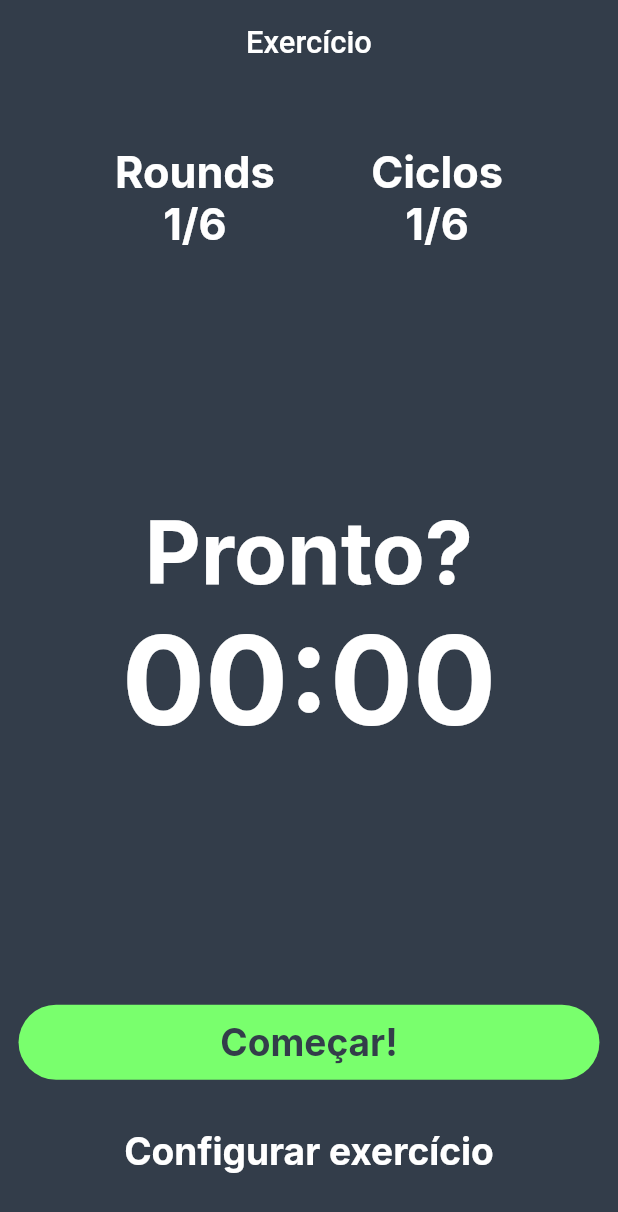
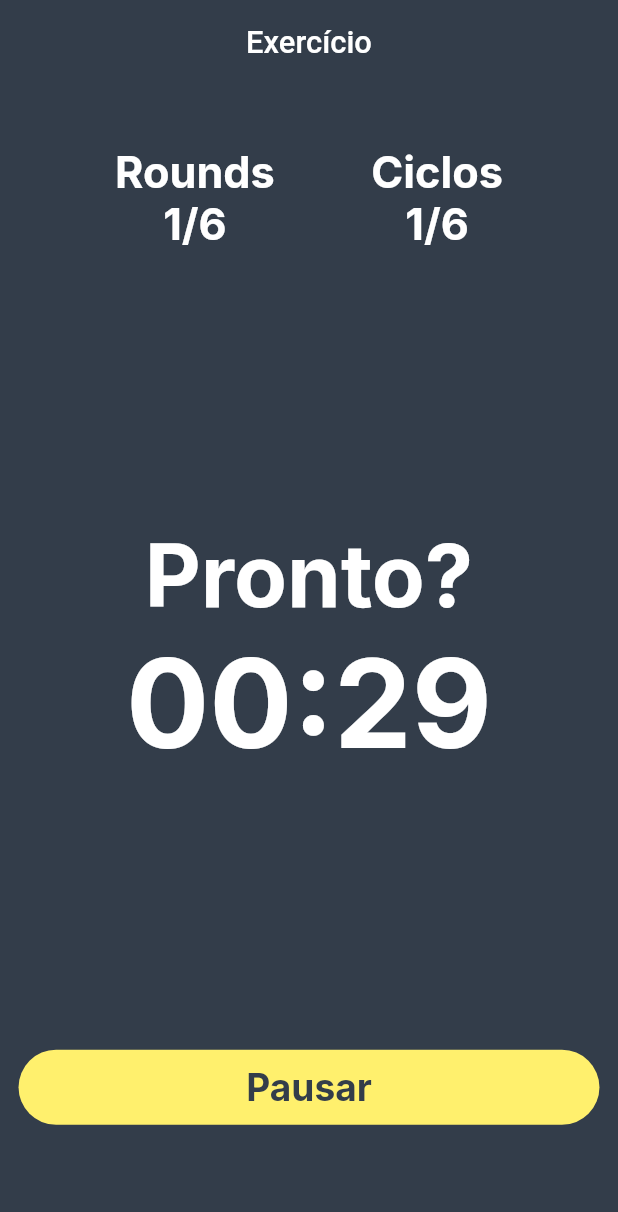
Before and after one commit to barreto0/meu_hiit, a Flutter app: the screen it shows after launch, after a tap on "Começar!", on a phone screen of 412 x 824 dp. Shown: the top 1212 px of the screen. Run offline on Flutter 3.47's test engine with Material 2 defaults, Android fonts, the phone set to English and light mode, and no system bars; our stand-ins replace flutter_mobx, flutter_modular, google_fonts, mobx; generated files the repository leaves out were written again.

```diff
--- a/lib/app/modules/commom_widgets/meu_hiit_button.dart
+++ b/lib/app/modules/commom_widgets/meu_hiit_button.dart
@@ -6,11 +6,13 @@ class MeuHiitButton extends StatefulWidget {
   final double width;
   final Function() onPressed;
   final String label;
+  final String color;
   const MeuHiitButton({
     Key? key,
     required this.width,
     required this.onPressed,
     required this.label,
+    required this.color,
   }) : super(key: key);
 
   @override
@@ -25,7 +27,7 @@ class _MeuHiitButtonState extends State<MeuHiitButton> {
       child: TextButton(
         onPressed: widget.onPressed,
         style: TextButton.styleFrom(
-            backgroundColor: HexColor.fromHex('#79FF6D'),
+            backgroundColor: HexColor.fromHex(widget.color),
             elevation: 0,
             shape:
                 RoundedRectangleBorder(borderRadius: BorderRadius.circular(30)),
--- a/lib/app/modules/home/home_page_view.dart
+++ b/lib/app/modules/home/home_page_view.dart
@@ -1,4 +1,5 @@
 import 'package:flutter/material.dart';
+import 'package:flutter_mobx/flutter_mobx.dart';
 import 'package:meu_hiit/app/modules/commom_widgets/meu_hiit_appbar.dart';
 import 'package:meu_hiit/app/modules/helpers/color_helper.dart';
 import 'package:meu_hiit/app/modules/helpers/screen_helper.dart';
@@ -18,7 +19,8 @@ class HomePageView extends HomePageViewModel {
           padding: EdgeInsets.symmetric(
               horizontal: ScreenHelper.screenWidthPercentage(context, 3),
               vertical: ScreenHelper.screenHeightPercentage(context, 5)),
-        child: Column(
+          child: Observer(builder: (builder) {
+            return Column(
               mainAxisAlignment: MainAxisAlignment.spaceBetween,
               children: [
                 Row(
@@ -35,19 +37,16 @@ class HomePageView extends HomePageViewModel {
                 const ExerciseClock(),
                 Column(
                   children: [
-                MeuHiitButton(
-                    width: ScreenHelper.screenWidth(context),
-                    onPressed: () {},
-                    label: 'Começar!'),
+                    getExerciseButton(),
                     SizedBox(
                       height: ScreenHelper.screenHeightPercentage(context, 4),
                     ),
-                const ConfigureExercise()
+                    showConfigureExercise()
                   ],
                 )
               ],
-        ),
-      ),
+            );
+          })),
     );
   }
 }
--- a/lib/app/modules/home/home_page_view_model.dart
+++ b/lib/app/modules/home/home_page_view_model.dart
@@ -1,9 +1,49 @@
 import 'package:flutter/material.dart';
 import 'package:flutter_modular/flutter_modular.dart';
 import 'package:meu_hiit/app/modules/home/home_store.dart';
+import 'package:meu_hiit/app/modules/home/widgets/configure_exercise/configure_exercise.dart';
 
+import '../commom_widgets/meu_hiit_button.dart';
+import '../helpers/screen_helper.dart';
 import 'home_page.dart';
 
 abstract class HomePageViewModel extends State<HomePage> {
   HomeStore homeStore = Modular.get<HomeStore>();
+
+  Widget showConfigureExercise() {
+    if (homeStore.exerciseStarted || homeStore.exercisePaused) {
+      return Container();
+    }
+    return const ConfigureExercise();
+  }
+
+  Widget getExerciseButton() {
+    String label = homeStore.getExerciseButtonConfig()['label'];
+    String color = homeStore.getExerciseButtonConfig()['color'];
+    int state = homeStore.getExerciseButtonConfig()['state'];
+    return MeuHiitButton(
+      width: ScreenHelper.screenWidth(context),
+      onPressed: () {
+        switch (state) {
+          case 0:
+            //idle
+            homeStore.startTimer();
+            break;
+          case 1:
+            //rolando
+            homeStore.pauseTimer();
+            break;
+          case 2:
+            //pausado
+            homeStore.continueTimer();
+            break;
+          case 3:
+            //acabou
+            break;
+        }
+      },
+      label: label,
+      color: color,
+    );
+  }
 }
--- a/lib/app/modules/home/home_store.dart
+++ b/lib/app/modules/home/home_store.dart
@@ -1,3 +1,5 @@
+import 'dart:async';
+
 import 'package:mobx/mobx.dart';
 
 part 'home_store.g.dart';
@@ -5,10 +7,93 @@ part 'home_store.g.dart';
 class HomeStore = HomeStoreBase with _$HomeStore;
 
 abstract class HomeStoreBase with Store {
+  Timer? timer;
+
   @observable
-  int counter = 0;
+  bool exerciseStarted = false;
 
-  Future<void> increment() async {
-    counter = counter + 1;
+  @observable
+  bool exercisePaused = false;
+
+  @observable
+  bool exerciseEnded = false;
+
+  @observable
+  int exerciseTimer = 30;
+
+  @observable
+  int restTimer = 30;
+
+  @action
+  void startTimer() {
+    exerciseStarted = true;
+    const oneSec = Duration(seconds: 1);
+    timer = Timer.periodic(
+      oneSec,
+      (Timer timer) {
+        if (exerciseTimer == 0) {
+          timer.cancel();
+          exerciseStarted = false;
+          exerciseEnded = true;
+        } else {
+          exerciseTimer--;
+        }
+      },
+    );
+  }
+
+  @action
+  void pauseTimer() {
+    exercisePaused = true;
+    timer?.cancel();
+  }
+
+  @action
+  void continueTimer() {
+    exercisePaused = false;
+    startTimer();
+  }
+
+  Map getExerciseButtonConfig() {
+    Map buttonConfig = {'label': 'Começar!', 'color': '#79FF6D', 'state': 0};
+    if (exerciseStarted && !exerciseEnded && !exercisePaused) {
+      //exercicio rolando
+      return buttonConfig = {'label': 'Pausar', 'color': '#FFF06D', 'state': 1};
+    }
+    if (exerciseStarted && !exerciseEnded && exercisePaused) {
+      //exercicio pausado
+      return buttonConfig = {
+        'label': 'Retomar',
+        'color': '#FFF06D',
+        'state': 2
+      };
+    }
+    if (!exerciseStarted && exerciseEnded && !exercisePaused) {
+      //exercicio acabou
+      return buttonConfig = {
+        'label': 'Recomeçar',
+        'color': '#79FF6D',
+        'state': 3
+      };
+    }
+    return buttonConfig;
+  }
+
+  String formatExerciseTimer() {
+    if (exerciseTimer == 0) {
+      return '00:00';
+    }
+    if (exerciseTimer < 10) {
+      return '00:0$exerciseTimer';
+    }
+    if (exerciseTimer >= 10 && exerciseTimer < 60) {
+      return '00:$exerciseTimer';
+    }
+    String durationFromExercise = Duration(seconds: exerciseTimer).toString();
+    String formatedFullDuration =
+        durationFromExercise.split('.')[0].padLeft(8, '0');
+    String formatedMinutesAndSecondsDuration =
+        '${formatedFullDuration.split(':')[1]}:${formatedFullDuration.split(':')[2]}';
+    return formatedMinutesAndSecondsDuration;
   }
 }
--- a/lib/app/modules/home/widgets/configure_exercise/configure_exercise.dart
+++ b/lib/app/modules/home/widgets/configure_exercise/configure_exercise.dart
@@ -39,9 +39,11 @@ class ConfigureExercise extends StatelessWidget {
                   height: ScreenHelper.screenHeightPercentage(context, 2),
                 ),
                 MeuHiitButton(
-                    width: ScreenHelper.screenWidth(context),
-                    onPressed: () {},
-                    label: 'Salvar')
+                  width: ScreenHelper.screenWidth(context),
+                  onPressed: () {},
+                  label: 'Salvar',
+                  color: '#79FF6D',
+                )
               ],
             ),
           ),
--- a/lib/app/modules/home/widgets/exercise_clock.dart
+++ b/lib/app/modules/home/widgets/exercise_clock.dart
@@ -1,5 +1,9 @@
 import 'package:flutter/material.dart';
+import 'package:flutter_mobx/flutter_mobx.dart';
+import 'package:flutter_modular/flutter_modular.dart';
 import 'package:meu_hiit/app/modules/helpers/text_style_helper.dart';
+import 'package:meu_hiit/app/modules/home/home_store.dart';
+import 'package:mobx/mobx.dart';
 
 class ExerciseClock extends StatefulWidget {
   const ExerciseClock({Key? key}) : super(key: key);
@@ -9,16 +13,23 @@ class ExerciseClock extends StatefulWidget {
 }
 
 class _ExerciseClockState extends State<ExerciseClock> {
+  HomeStore homeStore = Modular.get<HomeStore>();
+
   @override
   Widget build(BuildContext context) {
+    return Observer(builder: (builder) {
       return Column(
         children: [
           Text(
             'Pronto?',
             style: TextStyleHelper.exercisePhraseIDLE(context),
           ),
-        Text('00:00', style: TextStyleHelper.exerciseClockTextIDLE(context))
+          Text(
+            homeStore.formatExerciseTimer(),
+            style: TextStyleHelper.exerciseClockTextIDLE(context),
+          )
         ],
       );
+    });
   }
 }
```
Also changed, not shown: lib/app/modules/home/home_store.g.dart. Lines whose indentation alone changed are shown as unchanged.
